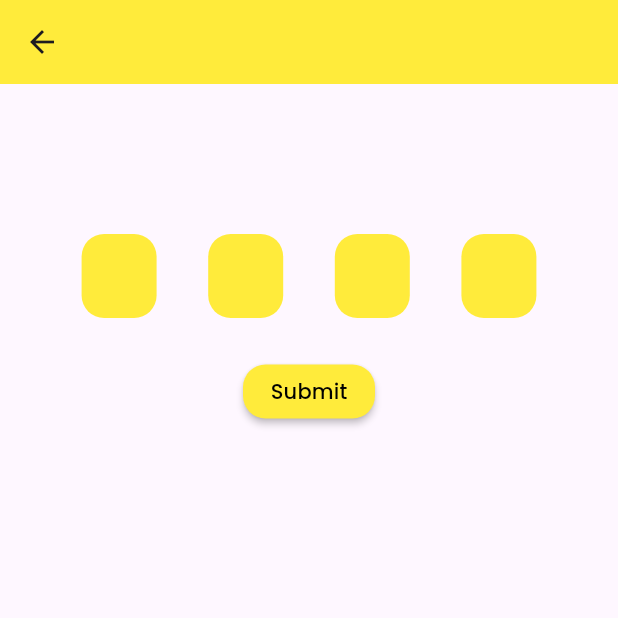
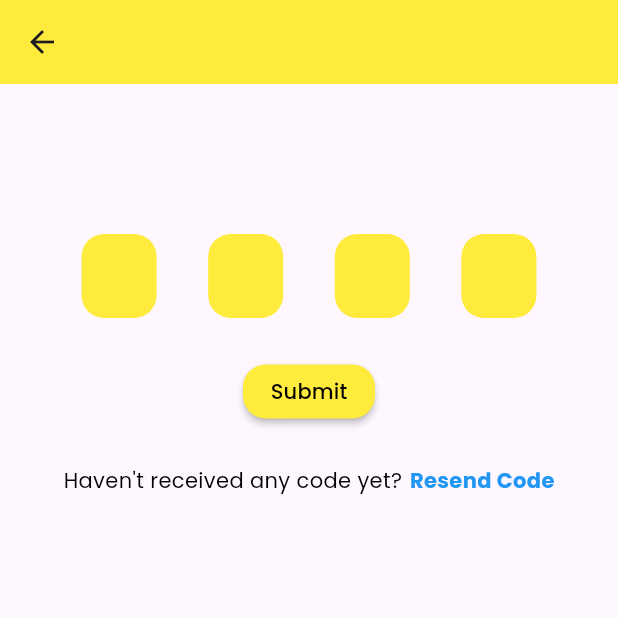
Before and after one commit to rizkirchm97/SAVFI, a Flutter app: the OtpPage screen opened directly, on a phone screen of 412 x 824 dp, the top half of it. Run offline on Flutter 3.47's test engine with Material 2 defaults, Android fonts, the light colour scheme and no system bars; our stand-ins replace equatable, flutter_bloc, get_it, google_fonts.

Commit message:
Finished create Otp Page UI

```diff
--- a/lib/features/auth/presentation/pages/otp/otp_page.dart
+++ b/lib/features/auth/presentation/pages/otp/otp_page.dart
@@ -22,9 +22,9 @@ class OtpPage extends StatelessWidget {
   _buildBody() {
     return BlocBuilder<OtpCubit, OtpState>(
       builder: (context, state) {
-        return Container(
-          margin: const EdgeInsets.only(top: 100, left: 20, right: 20),
-          child: const OtpForm(),
+        return const Padding(
+          padding: EdgeInsets.only(top: 100, left: 20, right: 20),
+          child: OtpForm(),
         );
       },
     );
--- a/lib/features/auth/presentation/widgets/otp_form.dart
+++ b/lib/features/auth/presentation/widgets/otp_form.dart
@@ -79,7 +79,9 @@ class _OtpFormState extends State<OtpForm> {
             ),
           ),
         ),
-        const SizedBox(height: 25,),
+        const SizedBox(
+          height: 25,
+        ),
         MaterialButton(
           color: Colors.yellow,
           shape: RoundedRectangleBorder(
@@ -93,7 +95,30 @@ class _OtpFormState extends State<OtpForm> {
               color: Colors.black,
             ),
           ),
-        )
+        ),
+        const SizedBox(height: 25,),
+        Row(
+          mainAxisSize: MainAxisSize.min,
+          children: [
+            Text(
+              'Haven\'t received any code yet?',
+              style: GoogleFonts.poppins(color: Colors.black, fontSize: 14),
+            ),
+            const SizedBox(
+              width: 5,
+            ),
+            GestureDetector(
+              child: Text(
+                'Resend Code',
+                style: GoogleFonts.poppins(
+                  color: Colors.blue,
+                  fontSize: 14,
+                  fontWeight: FontWeight.bold,
+                ),
+              ),
+            ),
+          ],
+        ),
       ],
     );
   }
```
